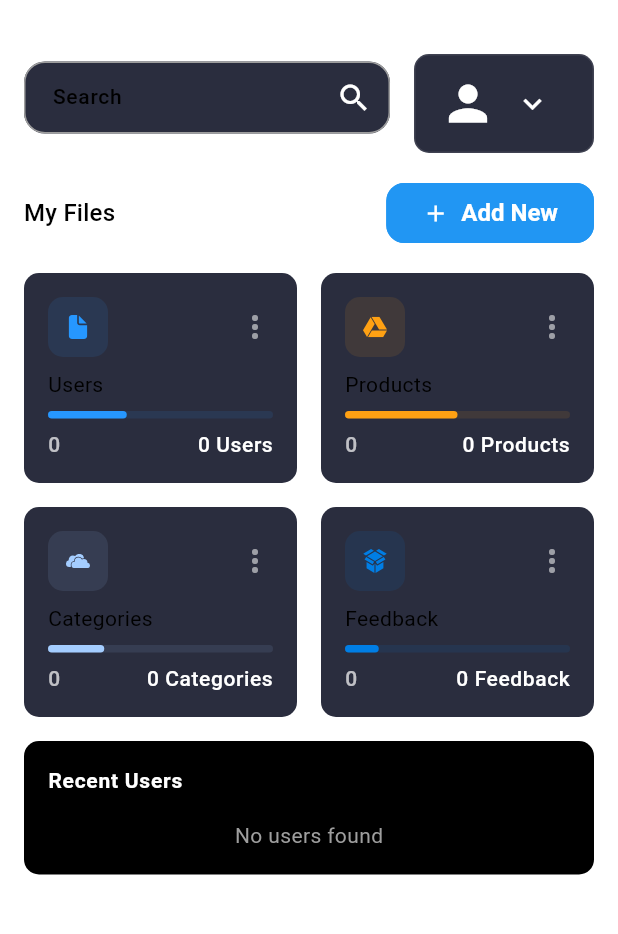
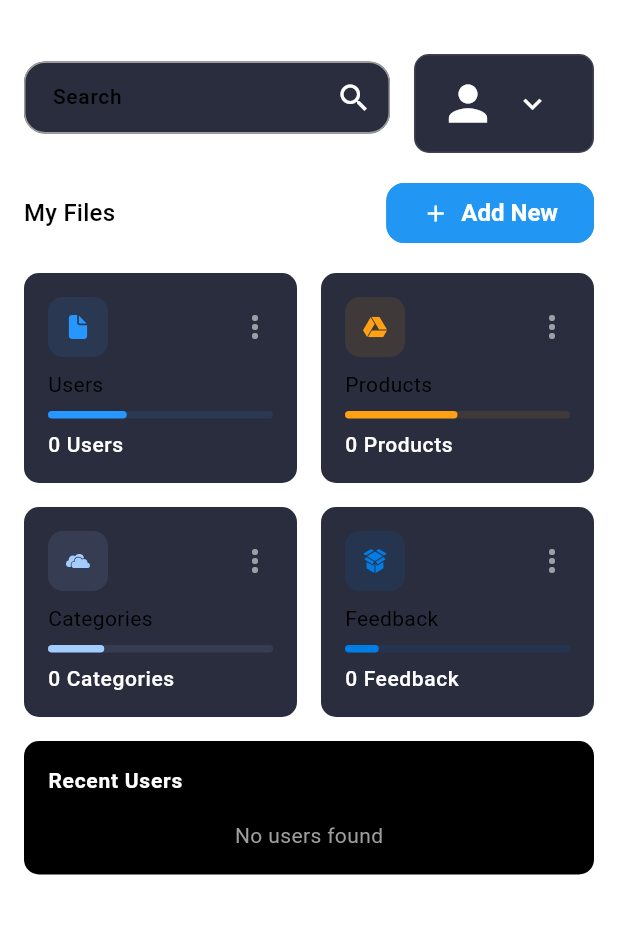
Before and after one commit to syedkashanzikra/laptop_harbour, a Flutter app: the MainScreen screen opened directly, on a phone screen of 412 x 824 dp, the part 66-1000 px from its top. Run offline on Flutter 3.47's test engine with Material 3 defaults, Android fonts, the light colour scheme and no system bars; our stand-ins replace cached_network_image, carousel_slider, cloud_firestore, connectivity_plus, firebase_auth, firebase_core and 19 more; missing offline and left inert: clipboard, flutter_iconpicker; accounts and stored records are empty; Roboto replaces fonts that are missing (Poppins); project files that could hold a hidden picture were left out.

Commit message:
cards feedback

```diff
--- a/lib/admin/screens/dashboard/components/file_info_card.dart
+++ b/lib/admin/screens/dashboard/components/file_info_card.dart
@@ -55,13 +55,7 @@ class FileInfoCard extends StatelessWidget {
           Row(
             mainAxisAlignment: MainAxisAlignment.spaceBetween,
             children: [
-              Text(
-                "${info.numOfFiles ?? 0} ",
-                style: Theme.of(context)
-                    .textTheme
-                    .bodySmall!
-                    .copyWith(color: Colors.white70),
-              ),
+
               Text(
                 info.totalStorage ?? "No Storage Info",
                 style: Theme.of(context)
```
